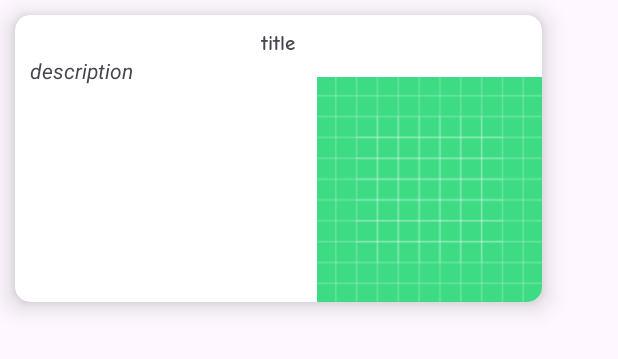
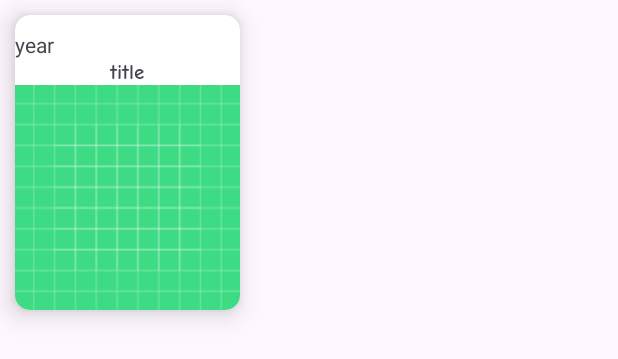
Before and after one commit to minion26/Travel-In-Time, an Android app: the layout cards_list_items.xml on its own in the app's theme, with its tools: preview values and no code run, on a phone screen of 412 x 824 dp. Shown: the top 359 px of the screen. Run offline under Robolectric (Android 15) with nearby library versions, the phone set to English and light mode, and no system bars.

Commit message:
- modified the data model to reflect the JSON response - holidays do not have year => reflected that - changed the adapter - added year to the card - recycler view works - click on the card to view the description

```diff
--- a/app/src/main/res/layout/cards_list_items.xml
+++ b/app/src/main/res/layout/cards_list_items.xml
@@ -14,32 +14,40 @@
         android:layout_height="match_parent">
 
         <TextView
+            android:id="@+id/year"
+            android:layout_width="wrap_content"
+            android:layout_height="wrap_content"
+            android:layout_marginTop="10dp"
+            android:text="year" />
+
+        <TextView
             android:id="@+id/title"
             android:layout_width="wrap_content"
             android:layout_height="wrap_content"
             android:layout_centerHorizontal="true"
+            android:layout_below="@+id/year"
+            android:fontFamily="@font/comicneuebold"
             android:text="title"
-            android:textStyle="bold"
-            android:layout_marginTop="10dp"
-            android:fontFamily="@font/comicneuebold"/>
+            android:textStyle="bold" />
 
         <TextView
             android:id="@+id/description"
             android:layout_width="wrap_content"
             android:layout_height="wrap_content"
             android:layout_below="@+id/title"
-            android:layout_marginStart="10dp"
+            android:layout_alignParentStart="true"
+            android:layout_marginStart="39dp"
+            android:layout_marginTop="22dp"
             android:text="description"
-            android:textStyle="italic" />
+            android:textStyle="italic"
+            android:visibility="gone" />
 
         <ImageView
             android:id="@+id/image"
             android:layout_width="150dp"
             android:layout_height="150dp"
-            android:layout_alignStart="@+id/description"
-            android:layout_alignParentTop="true"
-            android:layout_marginStart="191dp"
-            android:layout_marginTop="41dp"
+            android:layout_below="@+id/description"
+            android:layout_centerHorizontal="true"
             android:contentDescription="image"
             android:src="@drawable/ic_launcher_background" />
     </RelativeLayout>
```
Also changed, not shown: app/src/main/java/com/example/travel_in_time/CardsRecViewAdapter.java (+38 -10 lines), app/src/main/java/com/example/travel_in_time/MainActivity.java (+28 -8 lines), app/src/main/java/com/example/travel_in_time/WikiDataModel.java (+76 -39 lines).
